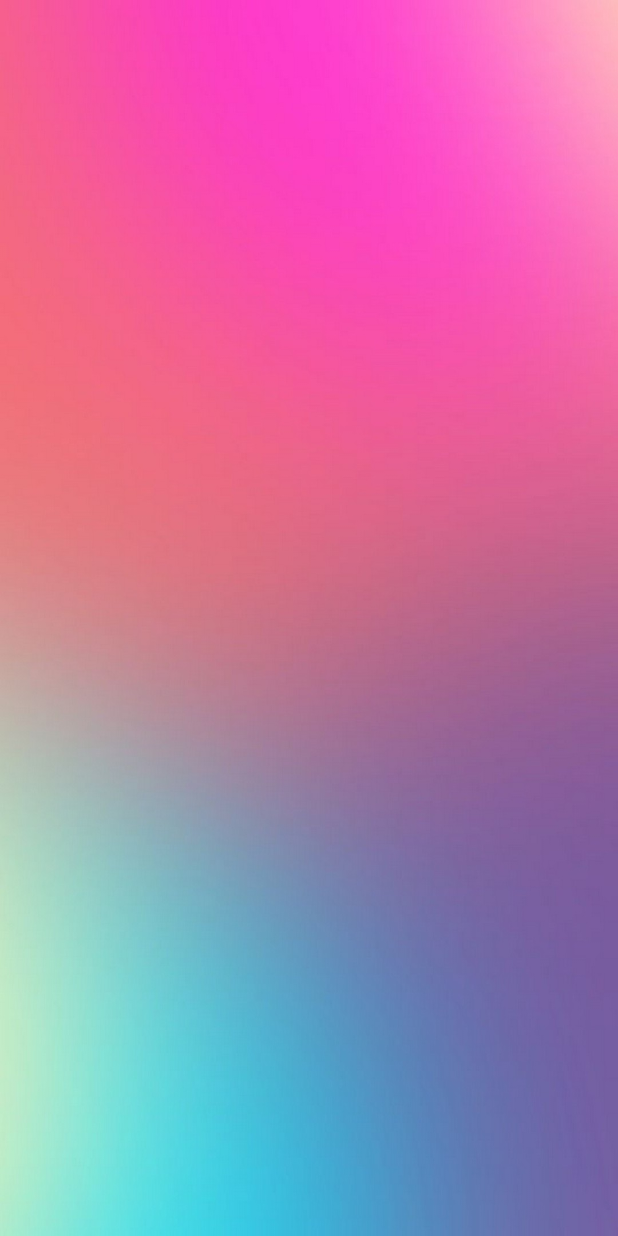
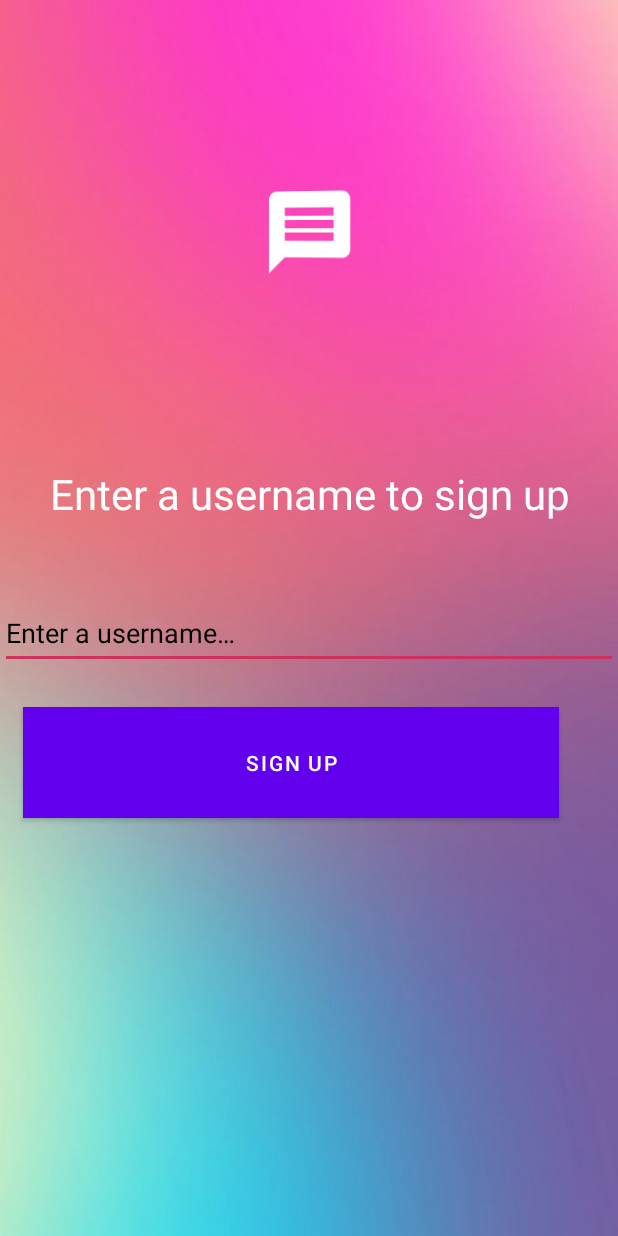
Before and after one commit to AsareelDadiouari/chat-kt-app, an Android app: the layout fragment_username.xml on its own in the app's theme, with its tools: preview values and no code run, on a phone screen of 412 x 824 dp. Run offline under Robolectric (Android 15) with nearby library versions, the phone set to English and light mode, and no system bars; Roboto replaces fonts that are not available here.

Commit message:
added layout for username input page

```diff
--- a/app/src/main/java/com/demo/chatktapp/MainActivity.kt
+++ b/app/src/main/java/com/demo/chatktapp/MainActivity.kt
@@ -1,11 +1,40 @@
 package com.demo.chatktapp
 
+import android.content.Context
+import android.content.SharedPreferences
 import androidx.appcompat.app.AppCompatActivity
 import android.os.Bundle
 
 class MainActivity : AppCompatActivity() {
+    private lateinit var sharedPreferences: SharedPreferences
+    private lateinit var sharedEditor: SharedPreferences.Editor
+
     override fun onCreate(savedInstanceState: Bundle?) {
         super.onCreate(savedInstanceState)
-        setContentView(R.layout.activity_main)
+
+        /**
+         * Determine if the app was opened for the first time
+         */
+        sharedPreferences = getPreferences(Context.MODE_PRIVATE)
+        sharedEditor = sharedPreferences.edit()
+
+        when(isFirstTime()){
+            true -> {
+                setContentView(R.layout.fragment_welcome)
+            }
+            false -> {
+                setContentView(R.layout.activity_main)
+            }
+        }
+    }
+
+    private fun isFirstTime(): Boolean {
+        if (sharedPreferences.getBoolean("firstTime", true)){
+            sharedEditor.putBoolean("firstTime", false)
+            sharedEditor.commit()
+            sharedEditor.apply()
+            return true
+        }
+        return false
     }
 }
--- a/app/src/main/res/layout/fragment_username.xml
+++ b/app/src/main/res/layout/fragment_username.xml
@@ -3,5 +3,53 @@
     xmlns:tools="http://schemas.android.com/tools"
     android:layout_width="match_parent"
     android:layout_height="match_parent"
-    tools:context=".inscriptionFragment.UsernameFragment"
-    android:background="@drawable/bg1"/>
+    android:background="@drawable/bg1"
+    tools:context=".inscriptionFragment.UsernameFragment">
+
+    <LinearLayout
+        android:layout_width="match_parent"
+        android:layout_height="match_parent"
+        android:orientation="vertical">
+
+        <ImageView
+            android:id="@+id/image_top_welcome3"
+            android:layout_width="match_parent"
+            android:layout_height="310dp"
+            android:contentDescription="@string/welcome_page_content_description"
+            android:rotationY="-12"
+            android:src="@drawable/welcome_bg_foreground" />
+
+        <TextView
+            android:id="@+id/textView2"
+            android:layout_width="match_parent"
+            android:layout_height="wrap_content"
+            android:text="@string/welcome_page_username_view"
+            android:textAlignment="center"
+            android:textColor="#FFFFFF"
+            android:textSize="28sp" />
+
+        <EditText
+            android:id="@+id/editTextTextPersonName"
+            android:layout_width="match_parent"
+            android:layout_height="wrap_content"
+            android:layout_marginTop="50sp"
+            android:ems="10"
+            android:inputType="text"
+            android:minHeight="48dp"
+            android:text="@string/welcome_page_username_input"
+            android:textColor="#000000"
+            android:textColorHint="#FFFFFF" />
+
+        <Button
+            android:id="@+id/button"
+            android:layout_width="357dp"
+            android:layout_height="wrap_content"
+            android:layout_marginStart="15sp"
+            android:layout_marginTop="25sp"
+            android:height="74dp"
+            android:background="@color/reddish"
+            android:backgroundTint="@color/reddish"
+            android:text="@string/welcome_page_connect_button"
+             />
+    </LinearLayout>
+</FrameLayout>
--- a/app/src/main/res/layout/fragment_welcome.xml
+++ b/app/src/main/res/layout/fragment_welcome.xml
@@ -52,7 +52,8 @@
                     android:layout_marginStart="17sp"
                     android:layout_marginTop="50sp"
                     android:fontFamily="@font/roboto"
-                    tools:text="@string/welcome_page_next_button" />
+                    tools:text="@string/welcome_page_next_button"
+                    android:text="@string/welcome_page_next_button"/>
             </TableRow>
 
         </LinearLayout>
--- a/app/src/main/res/values-night/themes.xml
+++ b/app/src/main/res/values-night/themes.xml
@@ -1,10 +1,10 @@
 <resources xmlns:tools="http://schemas.android.com/tools">
     <!-- Base application theme. -->
-    <style name="Theme.Chatktapp" parent="Theme.MaterialComponents.DayNight.DarkActionBar">
+    <style name="Theme.Chatktapp" parent="Theme.MaterialComponents.DayNight.NoActionBar">
         <!-- Primary brand color. -->
-        <item name="colorPrimary">@color/purple_200</item>
+        <item name="colorPrimary">@color/purple_500</item>
         <item name="colorPrimaryVariant">@color/purple_700</item>
-        <item name="colorOnPrimary">@color/black</item>
+        <item name="colorOnPrimary">@color/white</item>
         <!-- Secondary brand color. -->
         <item name="colorSecondary">@color/teal_200</item>
         <item name="colorSecondaryVariant">@color/teal_200</item>
--- a/app/src/main/res/values/colors.xml
+++ b/app/src/main/res/values/colors.xml
@@ -7,4 +7,5 @@
     <color name="teal_700">#FF018786</color>
     <color name="black">#FF000000</color>
     <color name="white">#FFFFFFFF</color>
+    <color name="reddish">#CF305E</color>
 </resources>
--- a/app/src/main/res/values/strings.xml
+++ b/app/src/main/res/values/strings.xml
@@ -5,4 +5,7 @@
     <string name="welcome_page_message">Welcome to CHATKT</string>
     <string name="welcome_page_next_button">Next</string>
     <string name="welcome_page_content_description" translatable="false">Welcome page Logo</string>
+    <string name="welcome_page_username_input">Enter a username…</string>
+    <string name="welcome_page_username_view">Enter a username to sign up</string>
+    <string name="welcome_page_connect_button">Sign Up</string>
 </resources>
--- a/app/src/main/res/values/themes.xml
+++ b/app/src/main/res/values/themes.xml
@@ -1,6 +1,6 @@
 <resources xmlns:tools="http://schemas.android.com/tools">
     <!-- Base application theme. -->
-    <style name="Theme.Chatktapp" parent="Theme.MaterialComponents.DayNight.DarkActionBar">
+    <style name="Theme.Chatktapp" parent="Theme.MaterialComponents.DayNight.NoActionBar">
         <!-- Primary brand color. -->
         <item name="colorPrimary">@color/purple_500</item>
         <item name="colorPrimaryVariant">@color/purple_700</item>
@@ -12,5 +12,6 @@
         <!-- Status bar color. -->
         <item name="android:statusBarColor" tools:targetApi="l">?attr/colorPrimaryVariant</item>
         <!-- Customize your theme here. -->
+        <item name="colorAccent">@color/reddish</item>
     </style>
 </resources>
```
Also changed, not shown: 1 other file.
